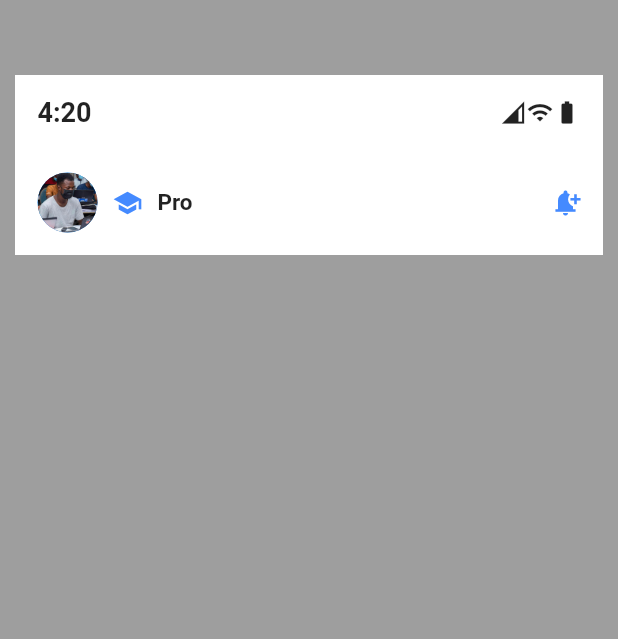
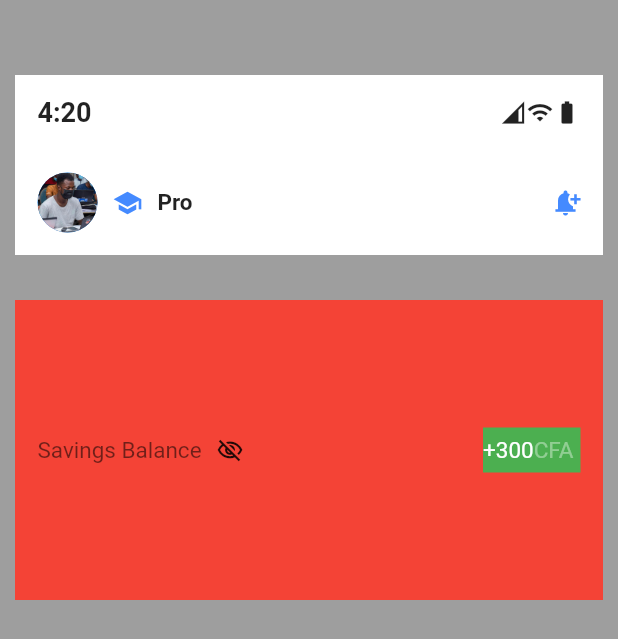
Before and after one commit to asamoah-fred/Accounts-Profile, a Flutter app: the screen it shows after launch, on a phone screen of 412 x 824 dp. Shown: the top 639 px of the screen. Run offline on Flutter 3.47's test engine with Material 2 defaults, Android fonts, the phone set to English and light mode, and no system bars; our stand-ins replace font_awesome_flutter.

Commit message:
Open Second Container

```diff
--- a/lib/profile.dart
+++ b/lib/profile.dart
@@ -106,6 +106,64 @@ class Profile extends StatelessWidget {
                   ),
                 ),
               ),
+              SizedBox(
+                height: 30,
+              ),
+              // Second Container open
+              Container(
+                height: 200,
+                color: Colors.red,
+                child: Padding(
+                  padding: const EdgeInsets.symmetric(horizontal: 15),
+                  child: Row(
+                    // mainAxisAlignment: MainAxisAlignment.start,
+                    // crossAxisAlignment: CrossAxisAlignment.start,
+                    children: [
+                      Text(
+                        "Savings Balance",
+                        style: TextStyle(
+                          fontWeight: FontWeight.normal,
+                          color: Colors.black54,
+                          fontSize: 15,
+                        ),
+                      ),
+                      SizedBox(
+                        width: 10,
+                      ),
+                      Icon(
+                        Icons.visibility_off_outlined,
+                        size: 18,
+                      ),
+                      Spacer(),
+                      Container(
+                        height: 30,
+                        width: 65,
+                        color: Colors.green,
+                        child: Row(
+                          // crossAxisAlignment: CrossAxisAlignment.start,
+                          children: [
+                            RichText(
+                              text: TextSpan(
+                                text: "+300",
+                                style: TextStyle(
+                                  fontSize: 15,
+                                ),
+                                children: [
+                                  TextSpan(
+                                    text: 'CFA',
+                                    style: TextStyle(
+                                        fontSize: 15, color: Colors.white38),
+                                  ),
+                                ],
+                              ),
+                            ),
+                          ],
+                        ),
+                      ),
+                    ],
+                  ),
+                ),
+              ),
             ],
           ),
         ),
```
